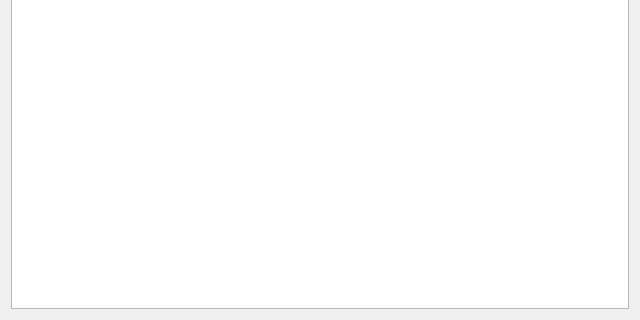
Before: the Qt Designer form desktop/eJournalDesktop/studentdisplay.ui in flying-pi/eJournal, drawn with Qt 5; both pictures show x 0 to 640 and y 160 to 480 of the 640 by 480 pixel window.
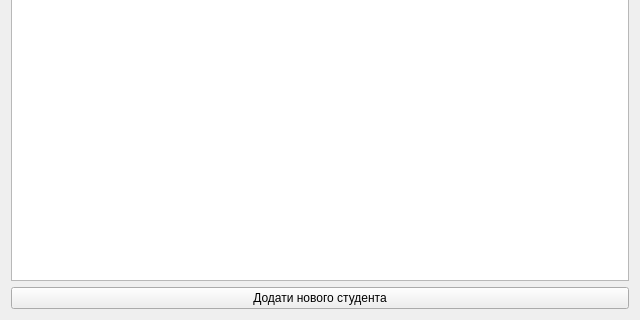
After: the same form once the commit is applied.

```diff
--- a/desktop/eJournalDesktop/studentdisplay.ui
+++ b/desktop/eJournalDesktop/studentdisplay.ui
@@ -69,6 +69,13 @@
      </attribute>
     </widget>
    </item>
+   <item row="1" column="0">
+    <widget class="QPushButton" name="addstudentBtn">
+     <property name="text">
+      <string>Додати нового студента</string>
+     </property>
+    </widget>
+   </item>
   </layout>
  </widget>
  <resources/>
```
